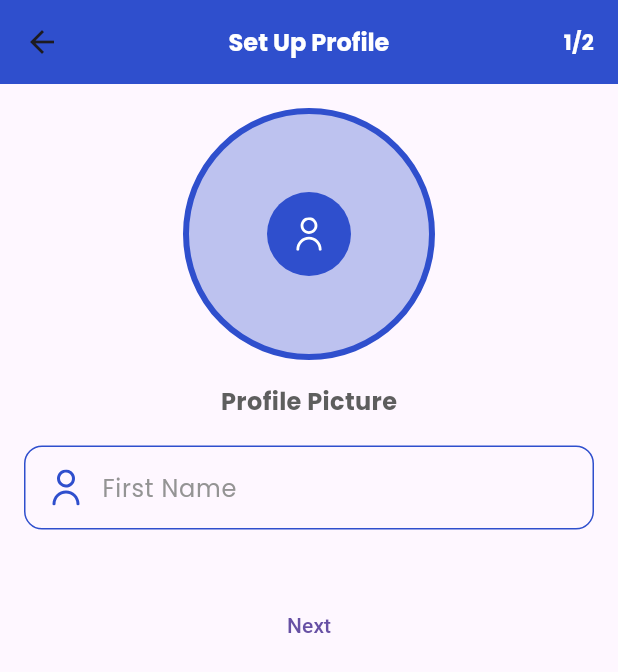
After one commit to Ruzibekov/flutter_start, a Flutter app: the ProfileScreen screen opened directly, on a phone screen of 412 x 824 dp. The commit adds this screen. Shown: the top 672 px of the screen. Run offline on Flutter 3.47's test engine with Material 3 defaults, Android fonts, the phone set to English and light mode, and no system bars; our stand-ins replace flutter_svg.

Commit message:
use: StatefulWidget with state in all screens

```diff
--- a/lib/main.dart
+++ b/lib/main.dart
@@ -1,5 +1,5 @@
 import 'package:flutter/material.dart';
-import 'package:flutter_start/presentation/screens/new_password/NewPasswordScreen.dart';
+import 'package:flutter_start/presentation/screens/sign_up/SignUpScreen.dart';
 
 void main() {
   runApp(MyApp());
@@ -13,7 +13,7 @@ class MyApp extends StatelessWidget {
     return MaterialApp(
       title: "My second app",
       theme: ThemeData(primarySwatch: Colors.blue),
-      home: NewPasswordScreen(),
+      home: SignUpScreen(),
     );
   }
 }
--- a/lib/presentation/screens/home/HomeScreen.dart
+++ b/lib/presentation/screens/home/HomeScreen.dart
@@ -1,8 +1,13 @@
 import 'package:flutter/material.dart';
 
-class HomeScreen extends StatelessWidget {
+class HomeScreen extends StatefulWidget {
   const HomeScreen({super.key});
 
+  @override
+  HomeState createState() => HomeState();
+}
+
+class HomeState extends State<HomeScreen> {
   @override
   Widget build(BuildContext context) {
     return Scaffold(
@@ -13,10 +18,10 @@ class HomeScreen extends StatelessWidget {
         ),
       ),
       body: Center(
-          child: Text(
-              "BODY TEXT",
-              style: TextStyle(color: Colors.black, fontSize: 16)
-          )
+        child: Text(
+          "BODY TEXT",
+          style: TextStyle(color: Colors.black, fontSize: 16),
+        ),
       ),
     );
   }
--- a/lib/presentation/screens/new_password/NewPasswordScreen.dart
+++ b/lib/presentation/screens/new_password/NewPasswordScreen.dart
@@ -1,12 +1,16 @@
-import 'package:flutter/cupertino.dart';
 import 'package:flutter/material.dart';
 import 'package:flutter_svg/svg.dart';
 
 import '../../../core/theme/AppColors.dart';
 
-class NewPasswordScreen extends StatelessWidget {
+class NewPasswordScreen extends StatefulWidget {
   const NewPasswordScreen({super.key});
 
+  @override
+  NewPasswordState createState() => NewPasswordState();
+}
+
+class NewPasswordState extends State<NewPasswordScreen> {
   @override
   Widget build(BuildContext context) {
     return Scaffold(
@@ -118,6 +122,7 @@ class NewPasswordScreen extends StatelessWidget {
                     onPressed: () {},
                     style: OutlinedButton.styleFrom(
                       side: BorderSide(color: AppColors.primary, width: 2),
+                      padding: EdgeInsets.symmetric(vertical: 12),
                     ),
                     child: Text(
                       "Sign Up",
--- a/lib/presentation/screens/otp_verification/OTPVerificationScreen.dart
+++ b/lib/presentation/screens/otp_verification/OTPVerificationScreen.dart
@@ -4,9 +4,14 @@ import 'package:flutter_svg/svg.dart';
 
 import '../../../core/theme/AppColors.dart';
 
-class OTPVerificationScreen extends StatelessWidget {
+class OTPVerificationScreen extends StatefulWidget {
   const OTPVerificationScreen({super.key});
 
+  @override
+  OTPVerificationState createState() => OTPVerificationState();
+}
+
+class OTPVerificationState extends State<OTPVerificationScreen> {
   @override
   Widget build(BuildContext context) {
     return Scaffold(
--- /dev/null
+++ b/lib/presentation/screens/profile_screen/ProfileScreen.dart
@@ -0,0 +1,131 @@
+import 'package:flutter/material.dart';
+import 'package:flutter_svg/svg.dart';
+
+import '../../../core/theme/AppColors.dart';
+
+class ProfileScreen extends StatefulWidget {
+  const ProfileScreen({super.key});
+
+  @override
+  ProfileState createState() => ProfileState();
+}
+
+class ProfileState extends State<ProfileScreen> {
+  @override
+  Widget build(BuildContext context) {
+    return Scaffold(
+      resizeToAvoidBottomInset: false,
+      appBar: AppBar(
+        title: Text(
+          "Set Up Profile",
+          style: TextStyle(
+            fontFamily: "Poppins",
+            fontWeight: FontWeight.bold,
+            fontSize: 16,
+            color: Colors.white,
+          ),
+        ),
+        centerTitle: true,
+        backgroundColor: AppColors.primary,
+        actions: [
+          Text(
+            "1/2",
+            style: TextStyle(
+              fontFamily: "Poppins",
+              fontWeight: FontWeight.bold,
+              fontSize: 14,
+              color: Colors.white,
+            ),
+          ),
+        ],
+        actionsPadding: EdgeInsets.only(right: 16),
+      ),
+      body: Padding(
+        padding: EdgeInsets.only(top: 16, bottom: 50),
+        child: Padding(
+          padding: EdgeInsets.symmetric(horizontal: 16),
+          child: Column(
+            children: [
+              Container(
+                decoration: BoxDecoration(
+                  color: AppColors.primary.withAlpha(80),
+                  shape: BoxShape.circle,
+                  border: Border.all(color: AppColors.primary, width: 4),
+                ),
+                padding: EdgeInsets.all(52),
+                child: Container(
+                  decoration: BoxDecoration(
+                    color: AppColors.primary,
+                    shape: BoxShape.circle,
+                  ),
+                  padding: EdgeInsets.all(16.8),
+                  child: SvgPicture.asset(
+                    "assets/icons/ic_user.svg",
+                    width: 22.4,
+                    height: 22.4,
+                    colorFilter: ColorFilter.mode(
+                      Colors.white,
+                      BlendMode.srcIn,
+                    ),
+                  ),
+                ),
+              ),
+
+              SizedBox(height: 16),
+
+              Text(
+                "Profile Picture",
+                style: TextStyle(
+                  fontFamily: "Poppins",
+                  fontWeight: FontWeight.bold,
+                  fontSize: 16,
+                  color: AppColors.gray,
+                ),
+              ),
+
+              SizedBox(height: 18),
+
+              TextField(
+                decoration: InputDecoration(
+                  hintText: "First Name",
+                  hintStyle: TextStyle(
+                    fontFamily: "Poppins",
+                    fontWeight: FontWeight.normal,
+                    fontSize: 16,
+                    color: AppColors.hint,
+                  ),
+                  enabledBorder: OutlineInputBorder(
+                    borderSide: BorderSide(color: AppColors.primary),
+                    borderRadius: BorderRadius.circular(12),
+                  ),
+                  focusedBorder: OutlineInputBorder(
+                    borderSide: BorderSide(color: AppColors.primary),
+                    borderRadius: BorderRadius.circular(12),
+                  ),
+                  prefixIcon: Padding(
+                    padding: const EdgeInsets.only(
+                      left: 16,
+                      top: 16,
+                      right: 8,
+                      bottom: 16,
+                    ),
+                    child: SvgPicture.asset("assets/icons/ic_user.svg"),
+                  ),
+                ),
+                style: TextStyle(fontSize: 16, fontWeight: FontWeight.normal),
+                keyboardType: TextInputType.name,
+              ),
+
+              SizedBox(height: 40),
+
+              SizedBox(
+                width: double.infinity,
+                child: TextButton(onPressed: () {}, child: Text("Next")),
+              ),
+            ],
+          ),
+        ),
+      ),
+    );
+  }
+}
--- a/lib/presentation/screens/sign_up/SignUpScreen.dart
+++ b/lib/presentation/screens/sign_up/SignUpScreen.dart
@@ -4,7 +4,16 @@ import 'package:flutter_svg/svg.dart';
 
 import '../../../core/theme/AppColors.dart';
 
-class SignUpScreen extends StatelessWidget {
+class SignUpScreen extends StatefulWidget {
+  const SignUpScreen({super.key});
+
+  @override
+  SignUpState createState() => SignUpState();
+}
+
+class SignUpState extends State<SignUpScreen> {
+
+
   @override
   Widget build(BuildContext context) {
     return Scaffold(
```
Also changed, not shown: assets/icons/ic_user.svg (added).
